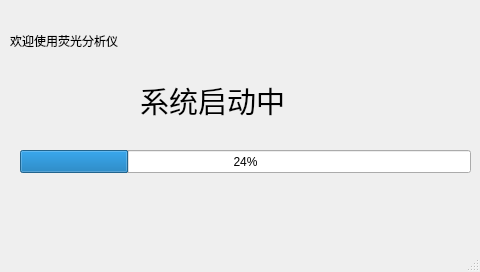
Above: welcome1.ui from nylttpgg09/FluoTest before the change. Below: the same form after it.
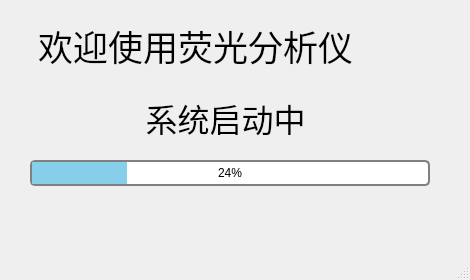
That is the form after the change.

What changed in the file:
```diff
--- a/welcome1.ui
+++ b/welcome1.ui
@@ -6,23 +6,47 @@
    <rect>
     <x>0</x>
     <y>0</y>
-    <width>480</width>
-    <height>272</height>
+    <width>470</width>
+    <height>280</height>
    </rect>
   </property>
   <property name="windowTitle">
    <string>MainWindow</string>
   </property>
+  <property name="styleSheet">
+   <string notr="true">QProgressBar {
+    border: 2px solid grey;
+    border-radius: 5px;
+    background-color: #FFFFFF;
+    text-align: center; /* 设置文本居中 */
+}
+QProgressBar::chunk {
+    background-color: #87CEEB; /* 浅蓝色 */
+}</string>
+  </property>
   <widget class="QWidget" name="centralwidget">
    <widget class="QProgressBar" name="progressBar">
     <property name="geometry">
      <rect>
-      <x>20</x>
-      <y>150</y>
-      <width>451</width>
-      <height>23</height>
+      <x>30</x>
+      <y>160</y>
+      <width>400</width>
+      <height>26</height>
      </rect>
     </property>
+    <property name="styleSheet">
+     <string notr="true">QProgressBar {
+    border: 2px solid grey;
+    border-radius: 5px;
+    background-color: #FFFFFF;
+}
+QProgressBar::chunk {
+    background-color: #87CEEB; /* 蓝色 */
+}</string>
+    </property>
+    <property name="locale">
+     <locale language="Chinese" country="China"/>
+    </property>
     <property name="value">
      <number>24</number>
     </property>
@@ -30,34 +54,77 @@
    <widget class="QLabel" name="label">
     <property name="geometry">
      <rect>
-      <x>140</x>
-      <y>80</y>
-      <width>191</width>
-      <height>41</height>
+      <x>110</x>
+      <y>100</y>
+      <width>231</width>
+      <height>35</height>
      </rect>
     </property>
     <property name="font">
      <font>
-      <family>Agency FB</family>
-      <pointsize>22</pointsize>
+      <family>黑体</family>
+      <pointsize>24</pointsize>
+      <weight>50</weight>
+      <italic>false</italic>
+      <bold>false</bold>
      </font>
     </property>
+    <property name="focusPolicy">
+     <enum>Qt::NoFocus</enum>
+    </property>
+    <property name="layoutDirection">
+     <enum>Qt::LeftToRight</enum>
+    </property>
+    <property name="styleSheet">
+     <string notr="true">font:24pt &quot;黑体&quot;;
+</string>
+    </property>
+    <property name="frameShadow">
+     <enum>QFrame::Plain</enum>
+    </property>
     <property name="text">
      <string>系统启动中</string>
     </property>
+    <property name="alignment">
+     <set>Qt::AlignCenter</set>
+    </property>
    </widget>
    <widget class="QLabel" name="label_2">
     <property name="geometry">
      <rect>
       <x>10</x>
       <y>10</y>
-      <width>161</width>
-      <height>61</height>
+      <width>371</width>
+      <height>71</height>
      </rect>
     </property>
+    <property name="font">
+     <font>
+      <family>楷体</family>
+      <pointsize>26</pointsize>
+      <weight>50</weight>
+      <italic>false</italic>
+      <bold>false</bold>
+     </font>
+    </property>
+    <property name="mouseTracking">
+     <bool>true</bool>
+    </property>
+    <property name="tabletTracking">
+     <bool>true</bool>
+    </property>
+    <property name="styleSheet">
+     <string notr="true"/>
+    </property>
+    <property name="frameShape">
+     <enum>QFrame::NoFrame</enum>
+    </property>
     <property name="text">
      <string>欢迎使用荧光分析仪</string>
     </property>
+    <property name="alignment">
+     <set>Qt::AlignCenter</set>
+    </property>
    </widget>
   </widget>
   <widget class="QMenuBar" name="menubar">
```
Left out of the diff: 11 changed lines with no effect on the pictures.
